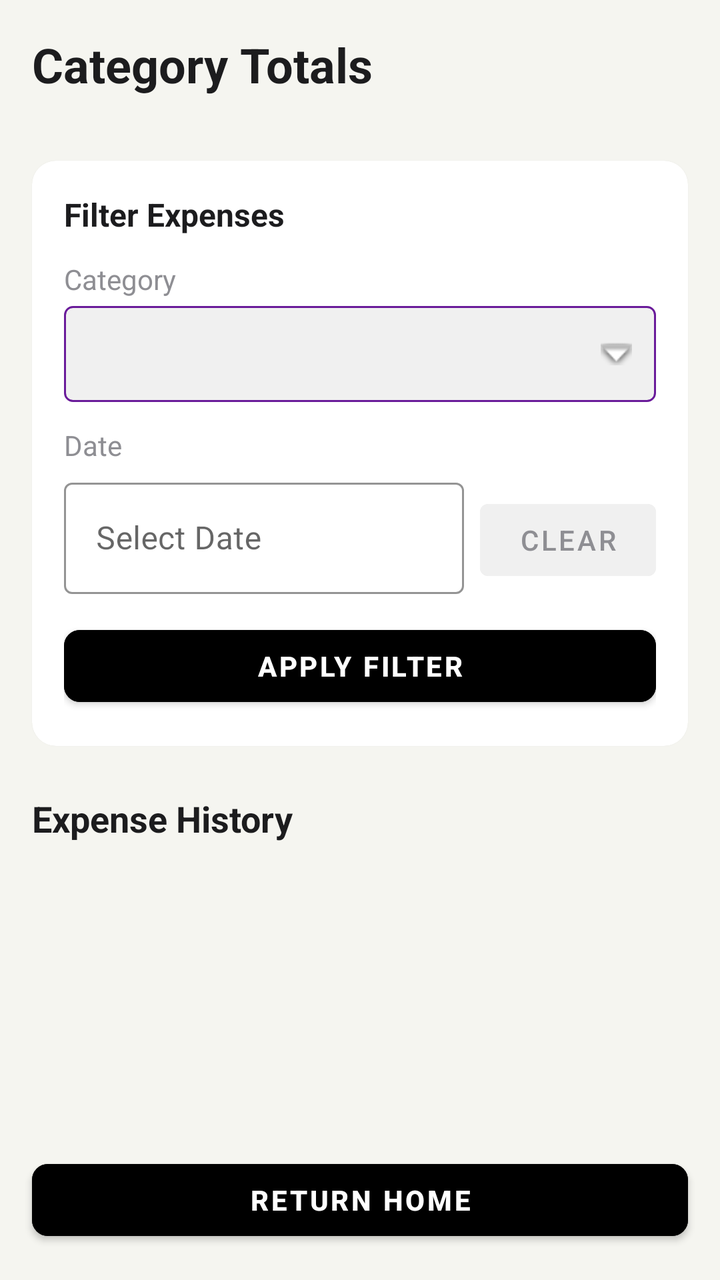
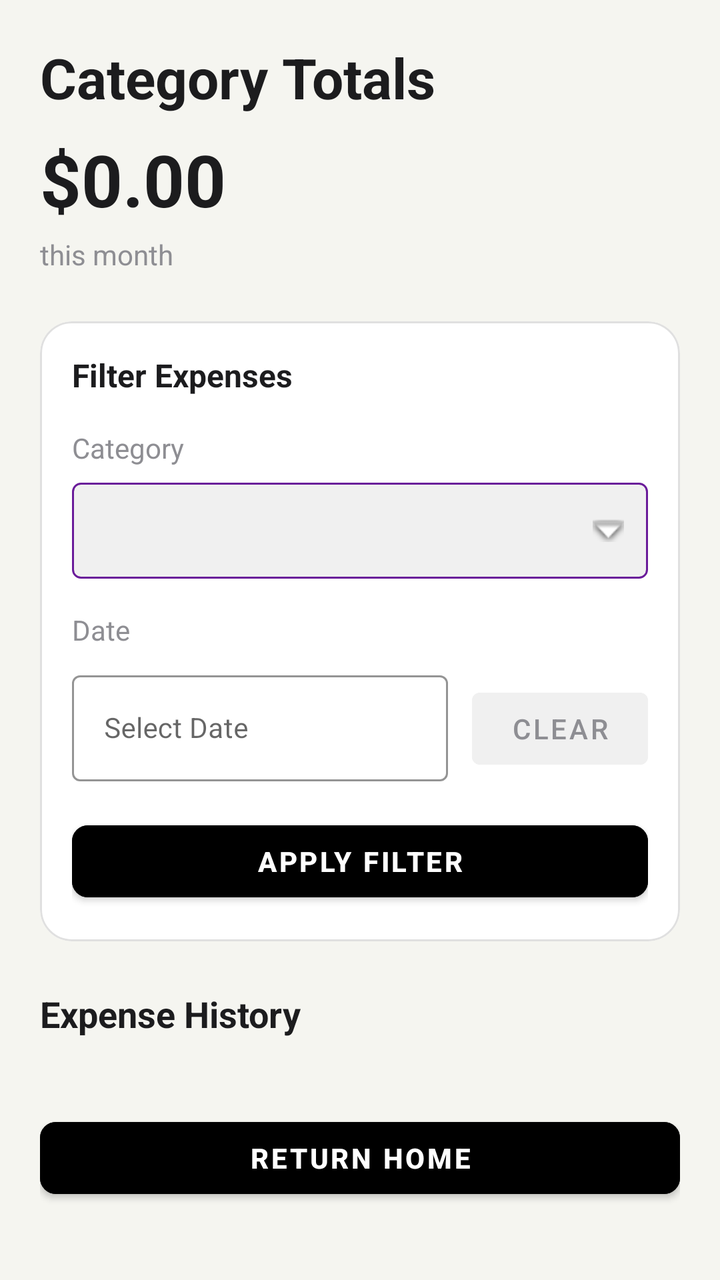

Screens rendered from an Android XML layout before and after an edit, with the pre-edit source and the edit as a unified diff.
<!-- AndroidManifest.xml: application theme Theme.HarmonieBudget -->
<!-- res/layout/activity_category_total.xml -->
<?xml version="1.0" encoding="utf-8"?>
<LinearLayout
    xmlns:android="http://schemas.android.com/apk/res/android"
    xmlns:app="http://schemas.android.com/apk/res-auto"
    android:layout_width="match_parent"
    android:layout_height="match_parent"
    android:orientation="vertical"
    android:background="@color/background_light">

    <TextView
        android:id="@+id/tv_title"
        android:layout_width="wrap_content"
        android:layout_height="wrap_content"
        android:text="@string/category_totals_title"
        android:textColor="@color/text_primary_light"
        android:textSize="24sp"
        android:textStyle="bold"
        android:layout_margin="16dp" />

    <com.google.android.material.card.MaterialCardView
        android:layout_width="match_parent"
        android:layout_height="wrap_content"
        android:layout_margin="16dp"
        app:cardCornerRadius="12dp"
        app:cardElevation="1dp"
        app:cardBackgroundColor="@color/surface_light">

        <LinearLayout
            android:layout_width="match_parent"
            android:layout_height="wrap_content"
            android:orientation="vertical"
            android:padding="16dp">

            <TextView
                android:layout_width="wrap_content"
                android:layout_height="wrap_content"
                android:text="@string/filter_expenses_label"
                android:textSize="16sp"
                android:textStyle="bold"
                android:textColor="@color/text_primary_light"
                android:layout_marginBottom="12dp" />

            <TextView
                android:layout_width="wrap_content"
                android:layout_height="wrap_content"
                android:text="@string/category_label"
                android:textSize="14sp"
                android:textColor="@color/text_secondary_light"
                android:layout_marginBottom="4dp" />

            <Spinner
                android:id="@+id/spinner_filter_category"
                android:layout_width="match_parent"
                android:layout_height="48dp"
                android:layout_marginBottom="12dp"
                android:background="@drawable/spinner_dropdown_background"
                android:paddingStart="12dp"
                android:paddingEnd="12dp" />

            <TextView
                android:layout_width="wrap_content"
                android:layout_height="wrap_content"
                android:text="@string/date_label"
                android:textSize="14sp"
                android:textColor="@color/text_secondary_light"
                android:layout_marginBottom="4dp" />

            <LinearLayout
                android:layout_width="match_parent"
                android:layout_height="wrap_content"
                android:orientation="horizontal">

                <com.google.android.material.textfield.TextInputLayout
                    android:id="@+id/til_filter_date"
                    android:layout_width="0dp"
                    android:layout_height="wrap_content"
                    android:layout_weight="1"
                    android:layout_marginEnd="8dp"
                    style="@style/Widget.MaterialComponents.TextInputLayout.OutlinedBox"
                    app:boxBackgroundColor="@color/surface_light"
                    app:boxStrokeColor="@color/accent_blue">

                    <com.google.android.material.textfield.TextInputEditText
                        android:id="@+id/et_filter_date"
                        android:layout_width="match_parent"
                        android:layout_height="wrap_content"
                        android:hint="@string/select_date_hint"
                        android:focusable="false"
                        android:focusableInTouchMode="false"
                        android:clickable="true" />
                </com.google.android.material.textfield.TextInputLayout>

                <Button
                    android:id="@+id/btn_clear_filter"
                    style="@style/SecondaryButton"
                    android:layout_width="wrap_content"
                    android:layout_height="wrap_content"
                    android:text="@string/clear_button" />
            </LinearLayout>

            <Button
                android:id="@+id/btn_apply_filter"
                style="@style/StandardButton"
                android:layout_width="match_parent"
                android:layout_height="wrap_content"
                android:layout_marginTop="12dp"
                android:text="@string/apply_filter_button" />

        </LinearLayout>
    </com.google.android.material.card.MaterialCardView>

    <TextView
        android:layout_width="wrap_content"
        android:layout_height="wrap_content"
        android:text="@string/expense_history_label"
        android:textSize="18sp"
        android:textStyle="bold"
        android:textColor="@color/text_primary_light"
        android:layout_marginStart="16dp"
        android:layout_marginTop="8dp"
        android:layout_marginBottom="8dp" />

    <androidx.recyclerview.widget.RecyclerView
        android:id="@+id/rv_expense_history"
        android:layout_width="match_parent"
        android:layout_height="0dp"
        android:layout_weight="1"
        android:layout_margin="8dp" />

    <Button
        android:id="@+id/btn_return_home"
        style="@style/StandardButton"
        android:layout_width="match_parent"
        android:layout_height="wrap_content"
        android:layout_margin="16dp"
        android:text="@string/return_home" />

</LinearLayout>
<!-- resources referenced by this layout -->
<resources>
  <color name="accent_blue">#007AFF</color>
  <color name="background_light">#F5F5F0</color>
  <color name="surface_light">#FFFFFF</color>
  <color name="text_primary_light">#1C1C1E</color>
  <color name="text_secondary_light">#8E8E93</color>
  <!-- drawable spinner_dropdown_background (drawable) -->
  <?xml version="1.0" encoding="utf-8"?>
  <layer-list xmlns:android="http://schemas.android.com/apk/res/android">
      
      <item>
          <shape android:shape="rectangle">
              <solid android:color="#F0F0F0" />
              <corners android:radius="4dp" />
              <stroke android:width="1dp" android:color="#6A1B9A" />
          </shape>
      </item>
      
      <item
          android:drawable="@android:drawable/arrow_down_float"
          android:gravity="center_vertical|end"
          android:right="12dp" />
  </layer-list>
  <string name="apply_filter_button">Apply Filter</string>
  <string name="category_label">Category</string>
  <string name="category_totals_title">Category Totals</string>
  <string name="clear_button">Clear</string>
  <string name="date_label">Date</string>
  <string name="expense_history_label">Expense History</string>
  <string name="filter_expenses_label">Filter Expenses</string>
  <string name="return_home">Return Home</string>
  <string name="select_date_hint">Select Date</string>
  <style name="SecondaryButton" parent="Widget.MaterialComponents.Button.TextButton">
          <item name="android:backgroundTint">@color/button_secondary_background</item>
          <item name="android:textColor">@color/button_secondary_text</item>
          <item name="android:textSize">14sp</item>
          <item name="android:minHeight">48dp</item>
      </style>
  <style name="StandardButton" parent="Widget.MaterialComponents.Button">
          <item name="android:backgroundTint">@color/button_background_standard</item>
          <item name="android:textColor">@color/button_text_standard</item>
          <item name="android:textSize">14sp</item>
          <item name="android:textStyle">bold</item>
          <item name="android:minHeight">48dp</item>
          <item name="android:minWidth">0dp</item>
          <item name="android:paddingStart">16dp</item>
          <item name="android:paddingEnd">16dp</item>
          <item name="cornerRadius">8dp</item>
      </style>
  <style name="Theme.HarmonieBudget" parent="Theme.MaterialComponents.DayNight.NoActionBar">
  
          
          <item name="colorPrimary">@color/purple_500</item>
  
          
          <item name="colorPrimaryVariant">@color/purple_700</item>
  
          
          <item name="colorSecondary">@color/teal_200</item>
  
          
          <item name="android:windowBackground">@color/background_light</item>
  
          
          <item name="android:textColor">@color/text_primary_light</item>
  
          
          <item name="colorControlNormal">@color/text_secondary_light</item>
          <item name="colorControlActivated">@color/accent_blue</item>
          <item name="colorButtonNormal">@color/button_background_standard</item>
  
          
          <item name="cardViewStyle">@style/CardViewLight</item>
  
      </style>
  <color name="button_secondary_background">#F0F0F0</color>
  <color name="button_secondary_text">#8E8E93</color>
  <color name="button_background_standard">#000000</color>
  <color name="button_text_standard">#FFFFFF</color>
  <color name="purple_500">#FF6200EE</color>
  <color name="purple_700">#FF3700B3</color>
  <color name="teal_200">#FF03DAC5</color>
  <style name="CardViewLight" parent="CardView">
          <item name="cardBackgroundColor">@color/surface_light</item>
          <item name="cardElevation">1dp</item>
          <item name="cardCornerRadius">12dp</item>
      </style>
</resources>

<!-- the commit's change to res/layout/activity_category_total.xml (unified diff, before → after) -->
@@ -7,132 +7,179 @@
     android:orientation="vertical"
     android:background="@color/background_light">
 
-    <TextView
-        android:id="@+id/tv_title"
-        android:layout_width="wrap_content"
-        android:layout_height="wrap_content"
-        android:text="@string/category_totals_title"
-        android:textColor="@color/text_primary_light"
-        android:textSize="24sp"
-        android:textStyle="bold"
-        android:layout_margin="16dp" />
-
-    <com.google.android.material.card.MaterialCardView
+    
+    <ScrollView
         android:layout_width="match_parent"
-        android:layout_height="wrap_content"
-        android:layout_margin="16dp"
-        app:cardCornerRadius="12dp"
-        app:cardElevation="1dp"
-        app:cardBackgroundColor="@color/surface_light">
+        android:layout_height="match_parent"
+        android:fillViewport="true"
+        android:scrollbars="vertical">
 
         <LinearLayout
             android:layout_width="match_parent"
             android:layout_height="wrap_content"
             android:orientation="vertical"
-            android:padding="16dp">
+            android:padding="20dp"
+            android:paddingBottom="32dp">
+
+            
+            <TextView
+                android:id="@+id/tv_title"
+                android:layout_width="wrap_content"
+                android:layout_height="wrap_content"
+                android:text="@string/category_totals_title"
+                android:textColor="@color/text_primary_light"
+                android:textSize="28sp"
+                android:textStyle="bold"
+                android:layout_marginBottom="8dp" />
+
+            
+            <TextView
+                android:id="@+id/tv_total_amount"
+                android:layout_width="wrap_content"
+                android:layout_height="wrap_content"
+                android:text="$0.00"
+                android:textColor="@color/text_primary_light"
+                android:textSize="36sp"
+                android:textStyle="bold"
+                android:layout_marginBottom="4dp" />
 
             <TextView
                 android:layout_width="wrap_content"
                 android:layout_height="wrap_content"
-                android:text="@string/filter_expenses_label"
-                android:textSize="16sp"
+                android:text="this month"
+                android:textColor="@color/text_secondary_light"
+                android:textSize="14sp"
+                android:layout_marginBottom="24dp" />
+
+            
+            <com.google.android.material.card.MaterialCardView
+                android:layout_width="match_parent"
+                android:layout_height="wrap_content"
+                android:layout_marginBottom="24dp"
+                app:cardCornerRadius="16dp"
+                app:cardElevation="0dp"
+                app:cardBackgroundColor="@color/surface_light"
+                app:strokeColor="@color/border_light"
+                app:strokeWidth="1dp">
+
+                <LinearLayout
+                    android:layout_width="match_parent"
+                    android:layout_height="wrap_content"
+                    android:orientation="vertical"
+                    android:padding="16dp">
+
+                    <TextView
+                        android:layout_width="wrap_content"
+                        android:layout_height="wrap_content"
+                        android:text="@string/filter_expenses_label"
+                        android:textSize="16sp"
+                        android:textStyle="bold"
+                        android:textColor="@color/text_primary_light"
+                        android:layout_marginBottom="16dp" />
+
+                    
+                    <TextView
+                        android:layout_width="wrap_content"
+                        android:layout_height="wrap_content"
+                        android:text="@string/category_label"
+                        android:textSize="14sp"
+                        android:textColor="@color/text_secondary_light"
+                        android:layout_marginBottom="8dp" />
+
+                    <Spinner
+                        android:id="@+id/spinner_filter_category"
+                        android:layout_width="match_parent"
+                        android:layout_height="48dp"
+                        android:layout_marginBottom="16dp"
+                        android:background="@drawable/spinner_dropdown_background"
+                        android:paddingStart="12dp"
+                        android:paddingEnd="12dp" />
+
+                    
+                    <TextView
+                        android:layout_width="wrap_content"
+                        android:layout_height="wrap_content"
+                        android:text="@string/date_label"
+                        android:textSize="14sp"
+                        android:textColor="@color/text_secondary_light"
+                        android:layout_marginBottom="8dp" />
+
+                    <LinearLayout
+                        android:layout_width="match_parent"
+                        android:layout_height="wrap_content"
+                        android:orientation="horizontal"
+                        android:layout_marginBottom="16dp">
+
+                        <com.google.android.material.textfield.TextInputLayout
+                            android:id="@+id/til_filter_date"
+                            android:layout_width="0dp"
+                            android:layout_height="wrap_content"
+                            android:layout_weight="1"
+                            android:layout_marginEnd="12dp"
+                            style="@style/Widget.MaterialComponents.TextInputLayout.OutlinedBox"
+                            app:boxBackgroundColor="@color/surface_light"
+                            app:boxStrokeColor="@color/accent_blue">
+
+                            <com.google.android.material.textfield.TextInputEditText
+                                android:id="@+id/et_filter_date"
+                                android:layout_width="match_parent"
+                                android:layout_height="wrap_content"
+                                android:hint="@string/select_date_hint"
+                                android:textSize="14sp"
+                                android:focusable="false"
+                                android:focusableInTouchMode="false"
+                                android:clickable="true" />
+                        </com.google.android.material.textfield.TextInputLayout>
+
+                        
+                        <Button
+                            android:id="@+id/btn_clear_filter"
+                            style="@style/SecondaryButton"
+                            android:layout_width="wrap_content"
+                            android:layout_height="wrap_content"
+                            android:text="@string/clear_button"
+                            android:paddingStart="16dp"
+                            android:paddingEnd="16dp" />
+                    </LinearLayout>
+
+                    
+                    <Button
+                        android:id="@+id/btn_apply_filter"
+                        style="@style/StandardButton"
+                        android:layout_width="match_parent"
+                        android:layout_height="48dp"
+                        android:text="@string/apply_filter_button" />
+
+                </LinearLayout>
+            </com.google.android.material.card.MaterialCardView>
+
+            
+            <TextView
+                android:layout_width="wrap_content"
+                android:layout_height="wrap_content"
+                android:text="@string/expense_history_label"
+                android:textSize="18sp"
                 android:textStyle="bold"
                 android:textColor="@color/text_primary_light"
                 android:layout_marginBottom="12dp" />
 
-            <TextView
-                android:layout_width="wrap_content"
+            
+            <androidx.recyclerview.widget.RecyclerView
+                android:id="@+id/rv_expense_history"
+                android:layout_width="match_parent"
                 android:layout_height="wrap_content"
-                android:text="@string/category_label"
-                android:textSize="14sp"
-                android:textColor="@color/text_secondary_light"
-                android:layout_marginBottom="4dp" />
+                android:layout_marginBottom="16dp"
+                android:nestedScrollingEnabled="true" />
 
-            <Spinner
-                android:id="@+id/spinner_filter_category"
+            
+            <Button
+                android:id="@+id/btn_return_home"
+                style="@style/StandardButton"
                 android:layout_width="match_parent"
                 android:layout_height="48dp"
-                android:layout_marginBottom="12dp"
-                android:background="@drawable/spinner_dropdown_background"
-                android:paddingStart="12dp"
-                android:paddingEnd="12dp" />
-
-            <TextView
-                android:layout_width="wrap_content"
-                android:layout_height="wrap_content"
-                android:text="@string/date_label"
-                android:textSize="14sp"
-                android:textColor="@color/text_secondary_light"
-                android:layout_marginBottom="4dp" />
-
-            <LinearLayout
-                android:layout_width="match_parent"
-                android:layout_height="wrap_content"
-                android:orientation="horizontal">
-
-                <com.google.android.material.textfield.TextInputLayout
-                    android:id="@+id/til_filter_date"
-                    android:layout_width="0dp"
-                    android:layout_height="wrap_content"
-                    android:layout_weight="1"
-                    android:layout_marginEnd="8dp"
-                    style="@style/Widget.MaterialComponents.TextInputLayout.OutlinedBox"
-                    app:boxBackgroundColor="@color/surface_light"
-                    app:boxStrokeColor="@color/accent_blue">
-
-                    <com.google.android.material.textfield.TextInputEditText
-                        android:id="@+id/et_filter_date"
-                        android:layout_width="match_parent"
-                        android:layout_height="wrap_content"
-                        android:hint="@string/select_date_hint"
-                        android:focusable="false"
-                        android:focusableInTouchMode="false"
-                        android:clickable="true" />
-                </com.google.android.material.textfield.TextInputLayout>
-
-                <Button
-                    android:id="@+id/btn_clear_filter"
-                    style="@style/SecondaryButton"
-                    android:layout_width="wrap_content"
-                    android:layout_height="wrap_content"
-                    android:text="@string/clear_button" />
-            </LinearLayout>
-
-            <Button
-                android:id="@+id/btn_apply_filter"
-                style="@style/StandardButton"
-                android:layout_width="match_parent"
-                android:layout_height="wrap_content"
-                android:layout_marginTop="12dp"
-                android:text="@string/apply_filter_button" />
+                android:layout_marginTop="8dp"
+                android:text="@string/return_home" />
 
         </LinearLayout>
-    </com.google.android.material.card.MaterialCardView>
-
-    <TextView
-        android:layout_width="wrap_content"
-        android:layout_height="wrap_content"
-        android:text="@string/expense_history_label"
-        android:textSize="18sp"
-        android:textStyle="bold"
-        android:textColor="@color/text_primary_light"
-        android:layout_marginStart="16dp"
-        android:layout_marginTop="8dp"
-        android:layout_marginBottom="8dp" />
-
-    <androidx.recyclerview.widget.RecyclerView
-        android:id="@+id/rv_expense_history"
-        android:layout_width="match_parent"
-        android:layout_height="0dp"
-        android:layout_weight="1"
-        android:layout_margin="8dp" />
-
-    <Button
-        android:id="@+id/btn_return_home"
-        style="@style/StandardButton"
-        android:layout_width="match_parent"
-        android:layout_height="wrap_content"
-        android:layout_margin="16dp"
-        android:text="@string/return_home" />
-
+    </ScrollView>
 </LinearLayout>
<!-- resource entries referenced after the edit -->
@@ -2,6 +2,7 @@
 <resources>
   <color name="accent_blue">#007AFF</color>
   <color name="background_light">#F5F5F0</color>
+  <color name="border_light">#E0E0E0</color>
   <color name="surface_light">#FFFFFF</color>
   <color name="text_primary_light">#1C1C1E</color>
   <color name="text_secondary_light">#8E8E93</color>
